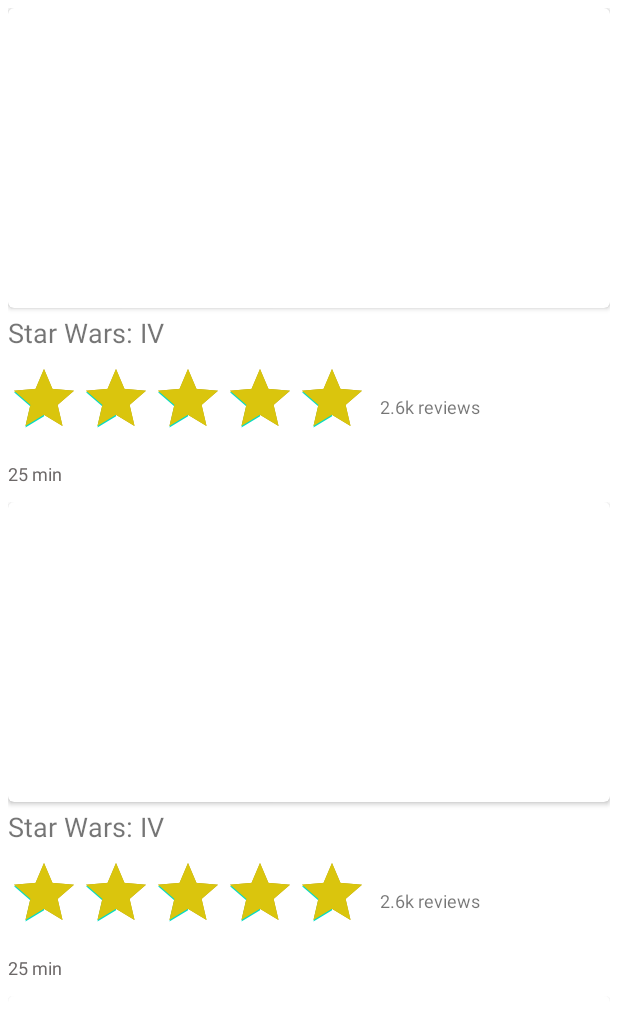
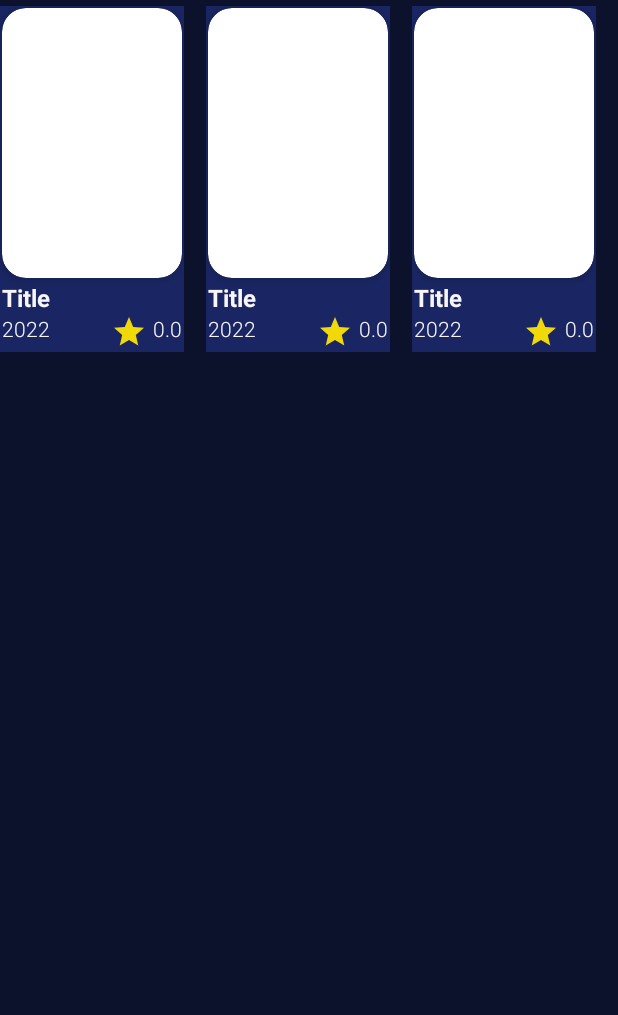
Before and after one commit to e444er/Clean-modularized, an Android app: the layout home_fragment.xml on its own in the app's theme, with its tools: preview values and no code run, on a phone screen of 412 x 824 dp. Shown: the top 1015 px of the screen. Run offline under Robolectric (Android 15) with nearby library versions, the phone set to English and light mode, and no system bars; network calls fail.

Commit message:
home ui upgrade

```diff
--- /dev/null
+++ b/app/src/main/res/drawable/nav_shape.xml
@@ -0,0 +1,7 @@
+<?xml version="1.0" encoding="utf-8"?>
+<shape xmlns:android="http://schemas.android.com/apk/res/android">
+
+    <solid android:color="#212E7C"/>
+    <corners android:topLeftRadius="22dp"
+        android:topRightRadius="22dp"/>
+</shape>
--- a/app/src/main/res/layout/activity_main.xml
+++ b/app/src/main/res/layout/activity_main.xml
@@ -4,6 +4,7 @@
     xmlns:tools="http://schemas.android.com/tools"
     android:layout_width="match_parent"
     android:layout_height="match_parent"
+    android:background="@color/black"
     tools:context=".MainActivity">
 
     <androidx.fragment.app.FragmentContainerView
@@ -18,11 +19,12 @@
         app:layout_constraintTop_toTopOf="parent"
         app:navGraph="@navigation/app_nav_graph" />
 
-
     <com.google.android.material.bottomnavigation.BottomNavigationView
         android:id="@+id/bottomNav"
         android:layout_width="match_parent"
         android:layout_height="56dp"
+        android:background="@drawable/nav_shape"
+        app:itemRippleColor="#FFFFFF"
         app:layout_constraintBottom_toBottomOf="parent"
         app:layout_constraintEnd_toEndOf="parent"
         app:layout_constraintHorizontal_bias="0.5"
--- a/app/src/main/res/values-night/themes.xml
+++ b/app/src/main/res/values-night/themes.xml
@@ -1,6 +1,6 @@
 <resources xmlns:tools="http://schemas.android.com/tools">
     <!-- Base application theme. -->
-    <style name="Theme.Cleanmodularized" parent="Theme.MaterialComponents.DayNight.DarkActionBar">
+    <style name="Theme.Cleanmodularized" parent="Theme.MaterialComponents.DayNight.NoActionBar">
         <!-- Primary brand color. -->
         <item name="colorPrimary">@color/purple_200</item>
         <item name="colorPrimaryVariant">@color/purple_700</item>
--- a/app/src/main/res/values/colors.xml
+++ b/app/src/main/res/values/colors.xml
@@ -1,7 +1,7 @@
 <?xml version="1.0" encoding="utf-8"?>
 <resources>
     <color name="purple_200">#FFBB86FC</color>
-    <color name="purple_500">#FF6200EE</color>
+    <color name="purple_500">#FFFFFFFF</color>
     <color name="purple_700">#FF3700B3</color>
     <color name="teal_200">#FF03DAC5</color>
     <color name="teal_700">#FF018786</color>
--- a/app/src/main/res/values/themes.xml
+++ b/app/src/main/res/values/themes.xml
@@ -1,6 +1,6 @@
 <resources xmlns:tools="http://schemas.android.com/tools">
     <!-- Base application theme. -->
-    <style name="Theme.Cleanmodularized" parent="Theme.MaterialComponents.DayNight.DarkActionBar">
+    <style name="Theme.Cleanmodularized" parent="Theme.MaterialComponents.DayNight.NoActionBar">
         <!-- Primary brand color. -->
         <item name="colorPrimary">@color/purple_500</item>
         <item name="colorPrimaryVariant">@color/purple_700</item>
--- a/home-feature/src/main/java/com/e444er/home_feature/presentation/home/adapter/HomeAdapter.kt
+++ b/home-feature/src/main/java/com/e444er/home_feature/presentation/home/adapter/HomeAdapter.kt
@@ -54,10 +54,10 @@
             Glide.with(root)
                 .load(IMAGE_URSL + movieId?.poster_path)
                 .centerCrop()
-                .into(imagePoster)
-            textTitle.text = movieId.title
-            textVoteCount.text = movieId.voteAverage.toString()
-            textDuration.text = movieId.releaseDate
+                .into(imagePopular)
+            textPopularTitle.text = movieId.title
+            textPopularRating.text = movieId.voteAverage.toString()
+            textPopularYear.text = movieId.releaseDate
         }
     }
 
--- /dev/null
+++ b/home-feature/src/main/res/drawable/ic_baseline_star_24.xml
@@ -0,0 +1,5 @@
+<vector android:height="24dp" android:tint="#F1D909"
+    android:viewportHeight="24" android:viewportWidth="24"
+    android:width="24dp" xmlns:android="http://schemas.android.com/apk/res/android">
+    <path android:fillColor="@android:color/white" android:pathData="M12,17.27L18.18,21l-1.64,-7.03L22,9.24l-7.19,-0.61L12,2 9.19,8.63 2,9.24l5.46,4.73L5.82,21z"/>
+</vector>
--- a/home-feature/src/main/res/layout/home_fragment.xml
+++ b/home-feature/src/main/res/layout/home_fragment.xml
@@ -4,6 +4,7 @@
     xmlns:tools="http://schemas.android.com/tools"
     android:layout_width="match_parent"
     android:layout_height="match_parent"
+    android:background="#0C112C"
     tools:context=".presentation.home.home.HomeFragment">
 
     <androidx.recyclerview.widget.RecyclerView
@@ -11,7 +12,9 @@
         android:layout_width="0dp"
         android:layout_height="0dp"
         android:orientation="vertical"
-        app:layoutManager="androidx.recyclerview.widget.LinearLayoutManager"
+        android:layout_marginTop="4dp"
+        app:layoutManager="androidx.recyclerview.widget.GridLayoutManager"
+        app:spanCount="3"
         app:layout_constraintBottom_toBottomOf="parent"
         app:layout_constraintEnd_toEndOf="parent"
         app:layout_constraintStart_toStartOf="parent"
--- a/home-feature/src/main/res/layout/item_layout.xml
+++ b/home-feature/src/main/res/layout/item_layout.xml
@@ -1,79 +1,69 @@
 <?xml version="1.0" encoding="utf-8"?>
-<androidx.constraintlayout.widget.ConstraintLayout xmlns:android="http://schemas.android.com/apk/res/android"
+<LinearLayout xmlns:android="http://schemas.android.com/apk/res/android"
     xmlns:app="http://schemas.android.com/apk/res-auto"
     xmlns:tools="http://schemas.android.com/tools"
-    android:layout_width="match_parent"
+    android:layout_width="wrap_content"
     android:layout_height="wrap_content"
-    android:layout_margin="5dp">
+    android:layout_marginEnd="12dp"
+    android:layout_marginBottom="4dp"
+    android:clipToPadding="false"
+    android:orientation="vertical"
+    android:background="#1A2663"
+    android:padding="1dp">
 
         <androidx.cardview.widget.CardView
-            android:id="@+id/cardPoster"
-            android:layout_width="match_parent"
-            android:layout_height="wrap_content"
-            app:cardCornerRadius="4dp"
-            app:layout_constraintEnd_toEndOf="parent"
-            app:layout_constraintHorizontal_bias="0.5"
-            app:layout_constraintStart_toStartOf="parent"
-            app:layout_constraintTop_toTopOf="parent">
+            android:layout_width="wrap_content"
+            android:layout_height="180dp"
+            android:foreground="?attr/selectableItemBackground"
+            app:cardCornerRadius="16dp"
+            app:cardElevation="4dp">
 
                 <ImageView
-                    android:id="@+id/imagePoster"
-                    android:layout_width="match_parent"
-                    android:layout_height="200dp"
-                    android:scaleType="centerCrop"
-                    android:contentDescription="Image" />
+                    android:id="@+id/imagePopular"
+                    android:layout_width="120dp"
+                    android:layout_height="match_parent"
+                    android:scaleType="centerCrop" />
 
         </androidx.cardview.widget.CardView>
 
         <TextView
-            android:id="@+id/textTitle"
+            android:id="@+id/textPopularTitle"
             android:layout_width="match_parent"
             android:layout_height="wrap_content"
-            android:layout_marginTop="4dp"
-            android:text="movieInfo.title}"
-            android:textSize="18sp"
-            app:layout_constraintTop_toBottomOf="@+id/cardPoster"
-            tools:text="Star Wars: IV" />
+            android:layout_marginTop="2dp"
+            android:ellipsize="end"
+            android:maxLines="1"
+            android:textColor="#F8F5F5"
+            android:textSize="16sp"
+            android:textStyle="bold"
+            tools:text="Title" />
 
-        <RatingBar
-            android:id="@+id/ratingBar"
-            android:layout_width="wrap_content"
-            android:layout_height="wrap_content"
-            android:layout_marginTop="8dp"
-            android:isIndicator="true"
-            android:max="5"
-            android:numStars="5"
-            android:progress="@integer/material_motion_duration_short_1"
-            android:progressBackgroundTint="#AE9D0D"
-            android:progressTint="#DAC50D"
-            app:layout_constraintStart_toStartOf="parent"
-            app:layout_constraintTop_toBottomOf="@+id/textTitle" />
-
-        <TextView
-            android:id="@+id/textVoteCount"
-            android:layout_width="0dp"
-            android:layout_height="wrap_content"
-            android:layout_marginStart="8dp"
-            android:text="g/vote_counts(movieInfo.getVoteCounts())}"
-            android:textSize="12sp"
-            app:layout_constraintBottom_toBottomOf="@+id/ratingBar"
-            app:layout_constraintEnd_toEndOf="parent"
-            app:layout_constraintStart_toEndOf="@+id/ratingBar"
-            app:layout_constraintTop_toTopOf="@+id/ratingBar"
-            tools:text="2.6k reviews" />
-
-        <TextView
-            android:id="@+id/textDuration"
+        <LinearLayout
             android:layout_width="match_parent"
             android:layout_height="wrap_content"
-            android:layout_marginTop="8dp"
-            android:drawablePadding="4dp"
-            android:gravity="center_vertical"
-            android:text="releaseDate"
-            android:textColor="#6C6868"
-            android:textSize="12sp"
-            app:layout_constraintTop_toBottomOf="@+id/ratingBar"
-            tools:text="25 min" />
+            android:orientation="horizontal">
+
+                <TextView
+                    android:id="@+id/textPopularYear"
+                    android:layout_width="0dp"
+                    android:layout_height="wrap_content"
+                    android:layout_weight="1"
+                    android:fontFamily="sans-serif-light"
+                    android:maxLength="4"
+                    android:textColor="#F8F5F5"
+                    tools:text="2022" />
 
 
-</androidx.constraintlayout.widget.ConstraintLayout>
+                <TextView
+                    android:id="@+id/textPopularRating"
+                    android:layout_width="wrap_content"
+                    android:layout_height="wrap_content"
+                    android:drawablePadding="4dp"
+                    android:fontFamily="sans-serif-light"
+                    android:textColor="#F8F5F5"
+                    app:drawableStartCompat="@drawable/ic_baseline_star_24"
+                    tools:text="0.0" />
+
+        </LinearLayout>
+
+</LinearLayout>
```
